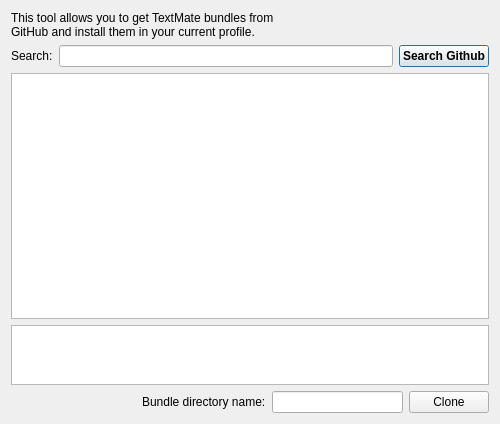
This is prymatex/share/Bundles/Prymatex.tmbundle/Support/guis/github/githubclient.ui in prymatex/prymatex as Qt 5 draws it before an edit. The edited form follows.
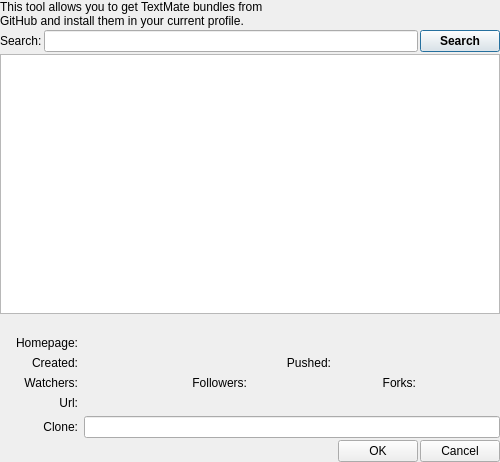
This is the edited form. Icons and pictures are not drawn.

The edit to the form file:
```diff
--- a/prymatex/share/Bundles/Prymatex.tmbundle/Support/guis/github/githubclient.ui
+++ b/prymatex/share/Bundles/Prymatex.tmbundle/Support/guis/github/githubclient.ui
@@ -7,7 +7,7 @@
     <x>0</x>
     <y>0</y>
     <width>500</width>
-    <height>424</height>
+    <height>462</height>
    </rect>
   </property>
   <property name="minimumSize">
@@ -20,6 +20,12 @@
    <string>GitHub Client</string>
   </property>
   <layout class="QVBoxLayout" name="verticalLayout">
+   <property name="spacing">
+    <number>2</number>
+   </property>
+   <property name="margin">
+    <number>0</number>
+   </property>
    <item>
     <widget class="QLabel" name="label">
      <property name="text">
@@ -48,7 +54,10 @@
         </font>
        </property>
        <property name="text">
-        <string>Search Github</string>
+        <string>Search</string>
+       </property>
+       <property name="icon">
+        <iconset theme="edit-find"/>
        </property>
       </widget>
      </item>
@@ -62,17 +71,158 @@
     </widget>
    </item>
    <item>
-    <widget class="QTextEdit" name="textEditDescription">
-     <property name="maximumSize">
-      <size>
-       <width>16777215</width>
-       <height>60</height>
-      </size>
-     </property>
+    <widget class="QWidget" name="widgetInfo" native="true">
+     <layout class="QGridLayout" name="gridLayout_2">
+      <property name="margin">
+       <number>0</number>
+      </property>
+      <item row="4" column="1">
+       <widget class="QLabel" name="labelWatchers">
+        <property name="text">
+         <string/>
+        </property>
+       </widget>
+      </item>
+      <item row="6" column="0">
+       <widget class="QLabel" name="label_9">
+        <property name="text">
+         <string>Clone:</string>
+        </property>
+        <property name="alignment">
+         <set>Qt::AlignRight|Qt::AlignTrailing|Qt::AlignVCenter</set>
+        </property>
+       </widget>
+      </item>
+      <item row="4" column="4">
+       <widget class="QLabel" name="label_8">
+        <property name="text">
+         <string>Forks:</string>
+        </property>
+        <property name="alignment">
+         <set>Qt::AlignRight|Qt::AlignTrailing|Qt::AlignVCenter</set>
+        </property>
+       </widget>
+      </item>
+      <item row="3" column="4" colspan="2">
+       <widget class="QLabel" name="labelPushed">
+        <property name="text">
+         <string/>
+        </property>
+       </widget>
+      </item>
+      <item row="5" column="0">
+       <widget class="QLabel" name="label_2">
+        <property name="text">
+         <string>Url:</string>
+        </property>
+        <property name="alignment">
+         <set>Qt::AlignRight|Qt::AlignTrailing|Qt::AlignVCenter</set>
+        </property>
+       </widget>
+      </item>
+      <item row="3" column="0">
+       <widget class="QLabel" name="label_3">
+        <property name="text">
+         <string>Created:</string>
+        </property>
+        <property name="alignment">
+         <set>Qt::AlignRight|Qt::AlignTrailing|Qt::AlignVCenter</set>
+        </property>
+       </widget>
+      </item>
+      <item row="4" column="3">
+       <widget class="QLabel" name="labelFollowers">
+        <property name="text">
+         <string/>
+        </property>
+       </widget>
+      </item>
+      <item row="4" column="2">
+       <widget class="QLabel" name="label_6">
+        <property name="text">
+         <string>Followers:</string>
+        </property>
+        <property name="alignment">
+         <set>Qt::AlignRight|Qt::AlignTrailing|Qt::AlignVCenter</set>
+        </property>
+       </widget>
+      </item>
+      <item row="4" column="0">
+       <widget class="QLabel" name="label_4">
+        <property name="text">
+         <string>Watchers:</string>
+        </property>
+        <property name="alignment">
+         <set>Qt::AlignRight|Qt::AlignTrailing|Qt::AlignVCenter</set>
+        </property>
+       </widget>
+      </item>
+      <item row="2" column="1" colspan="3">
+       <widget class="QLabel" name="labelHomepage">
+        <property name="text">
+         <string/>
+        </property>
+       </widget>
+      </item>
+      <item row="4" column="5">
+       <widget class="QLabel" name="labelForks">
+        <property name="text">
+         <string/>
+        </property>
+       </widget>
+      </item>
+      <item row="2" column="0">
+       <widget class="QLabel" name="label_7">
+        <property name="text">
+         <string>Homepage:</string>
+        </property>
+        <property name="alignment">
+         <set>Qt::AlignRight|Qt::AlignTrailing|Qt::AlignVCenter</set>
+        </property>
+       </widget>
+      </item>
+      <item row="6" column="1" colspan="5">
+       <widget class="QLineEdit" name="lineEditBundle"/>
+      </item>
+      <item row="3" column="3">
+       <widget class="QLabel" name="label_5">
+        <property name="text">
+         <string>Pushed:</string>
+        </property>
+        <property name="alignment">
+         <set>Qt::AlignRight|Qt::AlignTrailing|Qt::AlignVCenter</set>
+        </property>
+       </widget>
+      </item>
+      <item row="3" column="1" colspan="2">
+       <widget class="QLabel" name="labelCreated">
+        <property name="text">
+         <string/>
+        </property>
+       </widget>
+      </item>
+      <item row="5" column="1" colspan="5">
+       <widget class="QLabel" name="labelUrl">
+        <property name="text">
+         <string/>
+        </property>
+       </widget>
+      </item>
+      <item row="1" column="0" colspan="6">
+       <widget class="QLabel" name="labelDescription">
+        <property name="text">
+         <string/>
+        </property>
+       </widget>
+      </item>
+     </layout>
     </widget>
    </item>
    <item>
     <layout class="QHBoxLayout" name="horizontalLayout">
+     <property name="spacing">
+      <number>2</number>
+     </property>
      <item>
       <spacer name="horizontalSpacer">
        <property name="orientation">
@@ -87,19 +237,22 @@
       </spacer>
      </item>
      <item>
-      <widget class="QLabel" name="labelBundle">
+      <widget class="QPushButton" name="buttonOk">
        <property name="text">
-        <string>Bundle directory name:</string>
+        <string>OK</string>
+       </property>
+       <property name="icon">
+        <iconset theme="dialog-ok"/>
        </property>
       </widget>
      </item>
      <item>
-      <widget class="QLineEdit" name="lineEditBundle"/>
-     </item>
-     <item>
-      <widget class="QPushButton" name="buttonClone">
+      <widget class="QPushButton" name="buttonCancel">
        <property name="text">
-        <string>Clone</string>
+        <string>Cancel</string>
+       </property>
+       <property name="icon">
+        <iconset theme="dialog-cancel"/>
        </property>
       </widget>
      </item>
```
Left out of the diff: 6 changed lines with no effect on the pictures.
